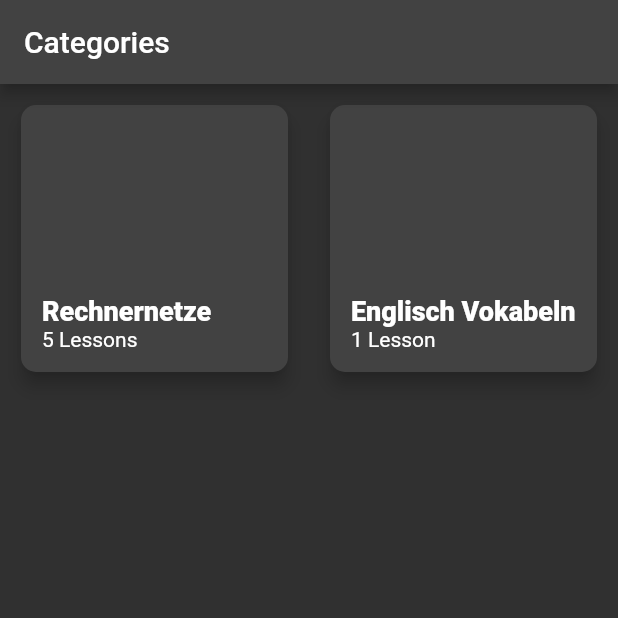
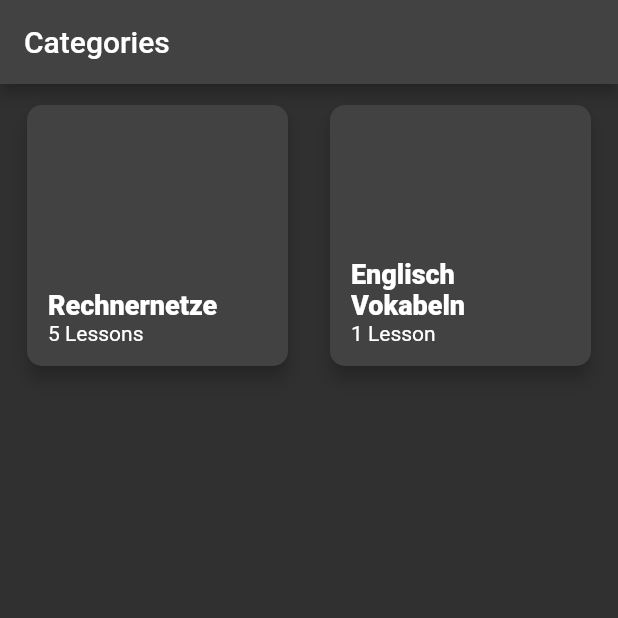
Before and after one commit to niklasschloegel/vocab-trainer, a Flutter app: the screen it shows after launch, on a phone screen of 412 x 824 dp, the top half of it. Run offline on Flutter 3.47's test engine with Material 2 defaults, Android fonts, the phone set to English and light mode, and no system bars; our stand-ins replace carousel_slider, pie_chart, universal_platform.

Commit message:
improving responsiveness

```diff
--- a/lib/widgets/custom_grid_view.dart
+++ b/lib/widgets/custom_grid_view.dart
@@ -2,6 +2,7 @@ import 'dart:math';
 
 import 'package:flutter/material.dart';
 import 'package:vocab_trainer/utils/device_size.dart';
+import 'package:vocab_trainer/widgets/responsive_container.dart';
 
 class CustomGridView extends StatefulWidget {
   final Widget Function(BuildContext, int) itemBuilder;
@@ -17,35 +18,21 @@ class CustomGridView extends StatefulWidget {
 }
 
 class _CustomGridViewState extends State<CustomGridView> {
-  late double width;
+  late double _width;
 
   @override
   Widget build(BuildContext context) {
-    width = MediaQuery.of(context).size.width;
-    double containerWidth = min(DeviceSize.xxl, width);
-    print("build called, width=$width, containerWidth=$containerWidth");
+    _width = MediaQuery.of(context).size.width;
+    double _containerWidth = min(DeviceSize.xxl, _width);
 
-    return SafeArea(
-      child: Container(
-        width: double.infinity,
-        child: Row(
-          mainAxisAlignment: MainAxisAlignment.center,
-          children: [
-            Container(
-              width: containerWidth,
-              child: Center(
-                child: GridView.builder(
-                  key: widget.key,
-                  gridDelegate: SliverGridDelegateWithFixedCrossAxisCount(
-                    crossAxisCount: (containerWidth ~/ 190).toInt(),
-                  ),
-                  itemBuilder: widget.itemBuilder,
-                  itemCount: widget.itemCount,
-                ),
-              ),
-            ),
-          ],
+    return ResponsiveContainer(
+      child: GridView.builder(
+        key: widget.key,
+        gridDelegate: SliverGridDelegateWithFixedCrossAxisCount(
+          crossAxisCount: (_containerWidth ~/ 190).toInt(),
         ),
+        itemBuilder: widget.itemBuilder,
+        itemCount: widget.itemCount,
       ),
     );
   }
--- /dev/null
+++ b/lib/widgets/responsive_container.dart
@@ -0,0 +1,41 @@
+import 'dart:math';
+
+import 'package:flutter/material.dart';
+import 'package:vocab_trainer/utils/device_size.dart';
+
+class ResponsiveContainer extends StatefulWidget {
+  final Widget child;
+  const ResponsiveContainer({Key? key, required this.child}) : super(key: key);
+
+  @override
+  _ResponsiveContainerState createState() => _ResponsiveContainerState();
+}
+
+class _ResponsiveContainerState extends State<ResponsiveContainer> {
+  late double _width;
+
+  @override
+  Widget build(BuildContext context) {
+    var __mediaQuery = MediaQuery.of(context);
+    _width = __mediaQuery.size.width -
+        __mediaQuery.padding.left -
+        __mediaQuery.padding.right;
+
+    double _containerWidth = min(DeviceSize.xxl, _width);
+
+    return SafeArea(
+      child: Container(
+        width: double.infinity,
+        child: Row(
+          mainAxisAlignment: MainAxisAlignment.center,
+          children: [
+            Container(
+              width: _containerWidth - 8,
+              child: widget.child,
+            ),
+          ],
+        ),
+      ),
+    );
+  }
+}
--- a/lib/widgets/widgets.dart
+++ b/lib/widgets/widgets.dart
@@ -2,3 +2,4 @@ export 'category_card.dart';
 export 'lesson_card.dart';
 export 'filecard_preview_card.dart';
 export 'custom_grid_view.dart';
+export 'responsive_container.dart';
```
Also changed, not shown: lib/pages/filecard_preview_screen.dart (+7 -4 lines), lib/pages/learning_screen.dart (+65 -28 lines), lib/utils/device_info.dart (added, +46 -0 lines).
